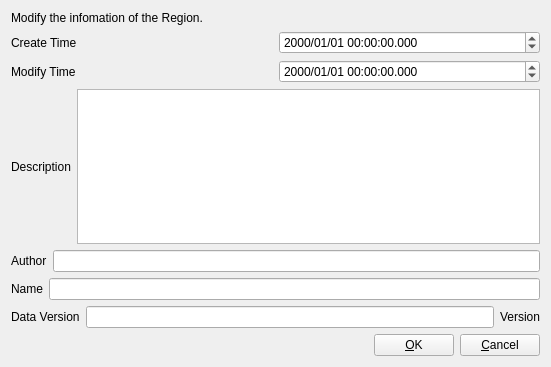
First picture: the form in src/regionmodifyui.ui, repository DreamHelium/dhlrc, before the edit.
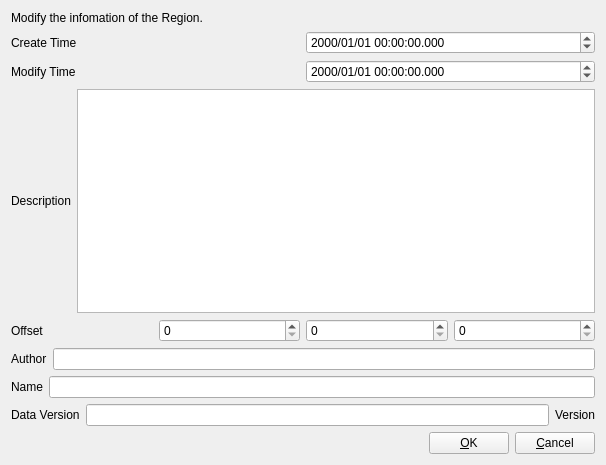
Second picture: the form after the edit.

Patch:
```diff
--- a/src/regionmodifyui.ui
+++ b/src/regionmodifyui.ui
@@ -6,8 +6,8 @@
    <rect>
     <x>0</x>
     <y>0</y>
-    <width>551</width>
-    <height>367</height>
+    <width>606</width>
+    <height>465</height>
    </rect>
   </property>
   <property name="windowTitle">
@@ -71,6 +71,26 @@
      </item>
     </layout>
    </item>
+   <item>
+    <layout class="QHBoxLayout" name="horizontalLayout_8">
+     <item>
+      <widget class="QLabel" name="label_8">
+       <property name="text">
+        <string>Offset</string>
+       </property>
+      </widget>
+     </item>
+     <item>
+      <widget class="QSpinBox" name="xBox"/>
+     </item>
+     <item>
+      <widget class="QSpinBox" name="yBox"/>
+     </item>
+     <item>
+      <widget class="QSpinBox" name="zBox"/>
+     </item>
+    </layout>
+   </item>
    <item>
     <layout class="QHBoxLayout" name="horizontalLayout_4">
      <item>
```
